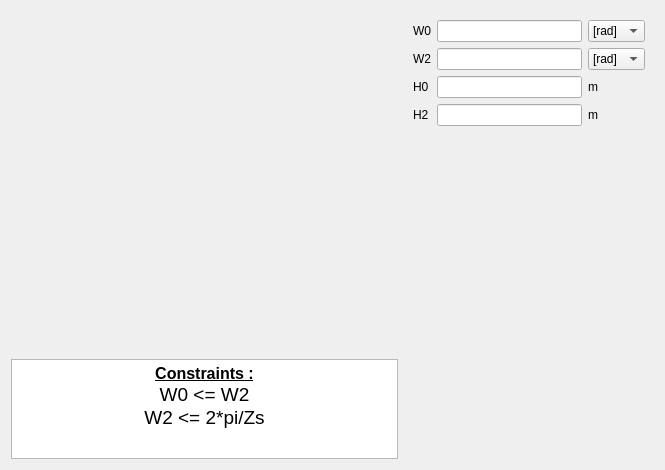
The window that pyleecan/GUI/Dialog/DMachineSetup/SWSlot/PWSlot22/PWSlot22.ui (Eomys/pyleecan) describes before a commit, drawn with Qt 5.
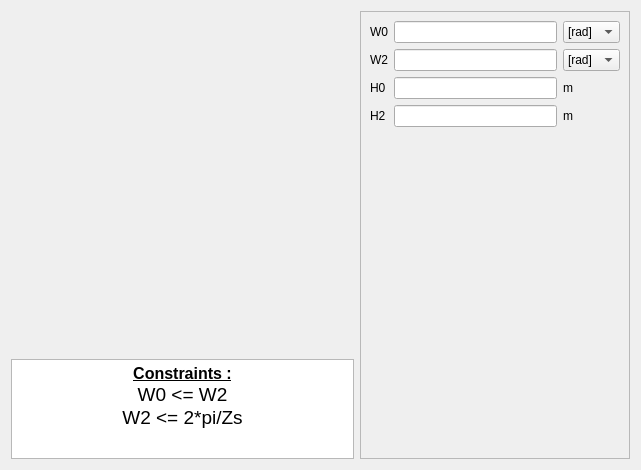
The same window after the commit. Icons and pictures are not drawn. Custom widgets are drawn as their Qt base class.

Commit message: [CO] Scroll widget for right column

Patch:
```diff
--- a/pyleecan/GUI/Dialog/DMachineSetup/SWSlot/PWSlot22/PWSlot22.ui
+++ b/pyleecan/GUI/Dialog/DMachineSetup/SWSlot/PWSlot22/PWSlot22.ui
@@ -6,7 +6,7 @@
    <rect>
     <x>0</x>
     <y>0</y>
-    <width>665</width>
+    <width>641</width>
     <height>470</height>
    </rect>
   </property>
@@ -87,18 +87,30 @@
     </layout>
    </item>
    <item>
-    <widget class="QWidget" name="widget" native="true">
+    <widget class="QScrollArea" name="scrollArea">
      <property name="minimumSize">
       <size>
-       <width>250</width>
+       <width>270</width>
        <height>0</height>
       </size>
      </property>
      <property name="maximumSize">
       <size>
-       <width>250</width>
+       <width>270</width>
        <height>16777215</height>
       </size>
+     </property>
+     <property name="widgetResizable">
+      <bool>true</bool>
+     </property>
+     <widget class="QWidget" name="scrollAreaWidgetContents">
+      <property name="geometry">
+       <rect>
+        <x>0</x>
+        <y>0</y>
+        <width>268</width>
+        <height>446</height>
+       </rect>
      </property>
      <layout class="QVBoxLayout" name="verticalLayout">
       <item>
@@ -216,6 +228,7 @@
        <widget class="WWSlotOut" name="w_out" native="true"/>
       </item>
      </layout>
+     </widget>
     </widget>
    </item>
   </layout>
```
Lines whose indentation alone changed are shown as unchanged. The commit also changes 84 other files.
